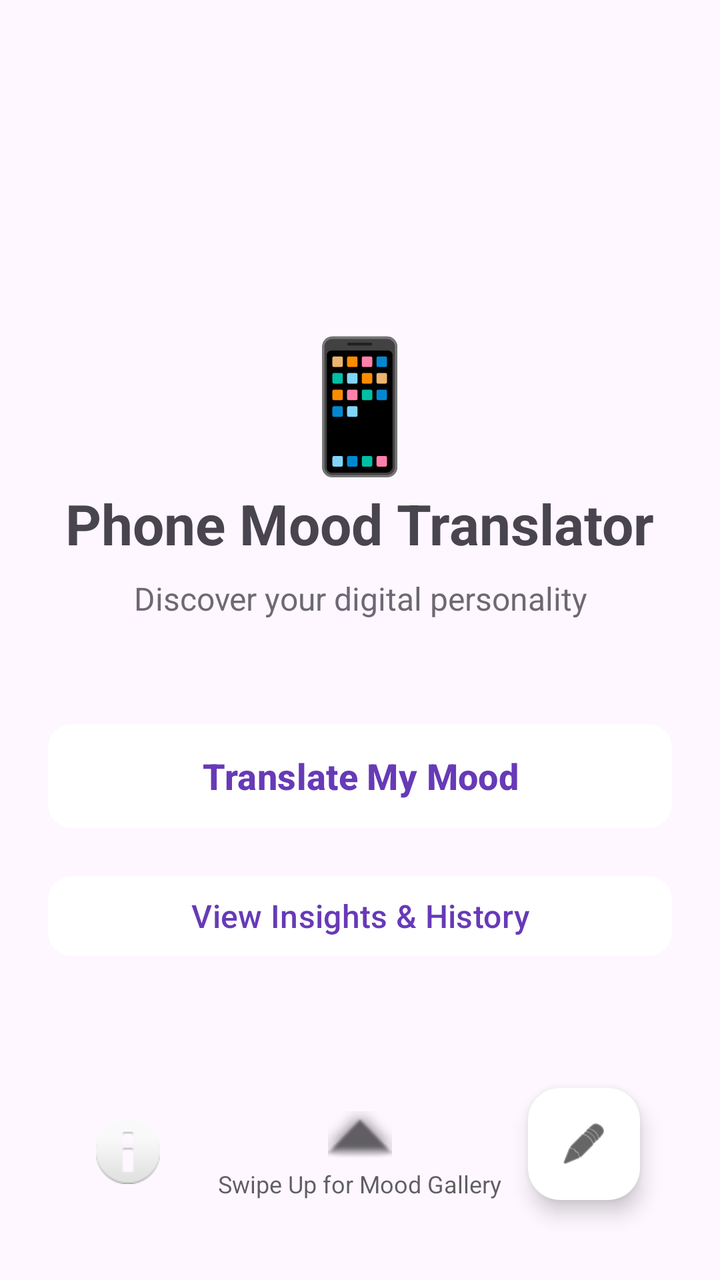
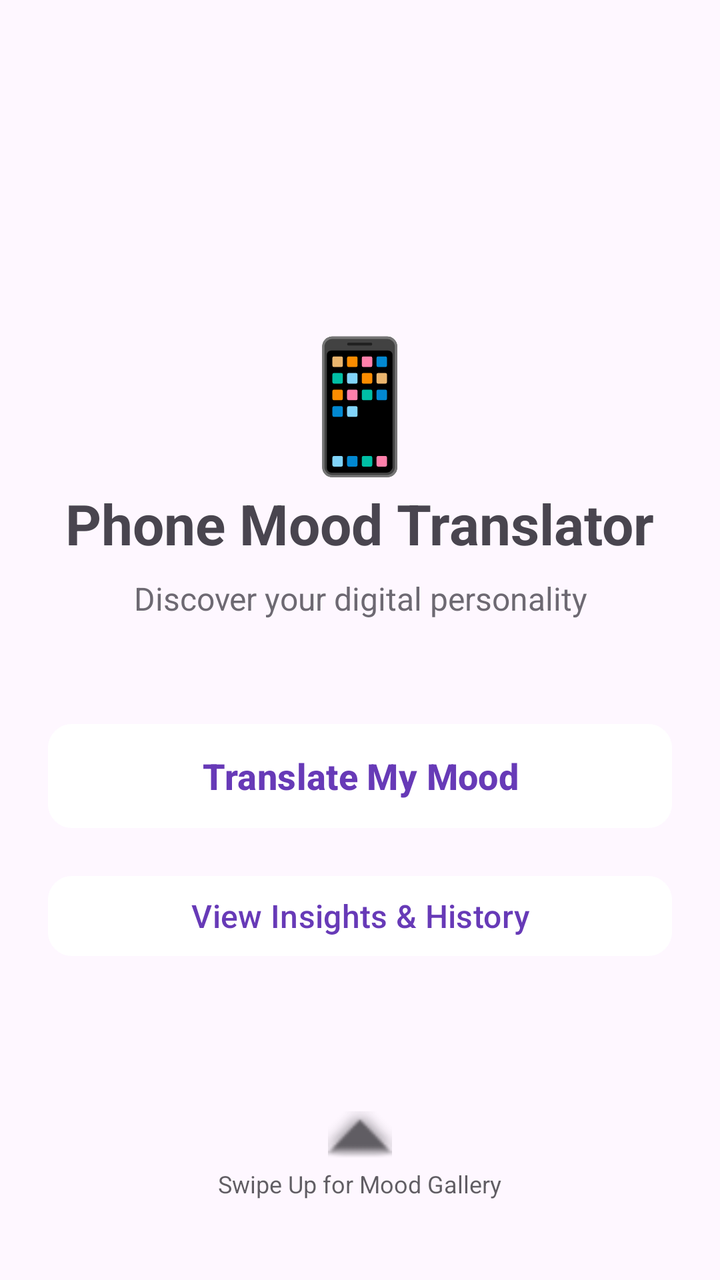

Two renders of the same Android screen: before a commit and after it. Below are the layout's source before the change and the commit's diff.
<!-- AndroidManifest.xml: application theme Theme.PhoneMoodTranslator -->
<!-- res/layout/activity_main.xml -->
<?xml version="1.0" encoding="utf-8"?>
<RelativeLayout xmlns:android="http://schemas.android.com/apk/res/android"
    xmlns:app="http://schemas.android.com/apk/res-auto"
    xmlns:tools="http://schemas.android.com/tools"
    android:id="@+id/mainRootLayout"
    android:layout_width="match_parent"
    android:layout_height="match_parent"
    android:padding="24dp"
    tools:context=".activities.MainActivity">

    <ImageButton
        android:id="@+id/btnMainInfo"
        android:layout_width="48dp"
        android:layout_height="48dp"
        android:layout_alignParentStart="true"
        android:layout_alignParentBottom="true"
        android:layout_marginStart="16dp"
        android:layout_marginBottom="16dp"
        android:background="?attr/selectableItemBackgroundBorderless"
        android:contentDescription="About App"
        android:elevation="10dp"
        android:src="@android:drawable/ic_dialog_info" />

    <LinearLayout
        android:layout_width="match_parent"
        android:layout_height="wrap_content"
        android:layout_centerInParent="true"
        android:orientation="vertical"
        android:gravity="center">

        <TextView
            android:id="@+id/tvEmoji"
            android:text="📱"
            android:textSize="64sp"
            android:layout_width="wrap_content"
            android:layout_height="wrap_content"/>

        <TextView
            android:id="@+id/tvTitle"
            android:layout_width="wrap_content"
            android:layout_height="wrap_content"
            android:text="Phone Mood Translator"
            android:textSize="28sp"
            android:textStyle="bold"
            android:gravity="center"
            android:layout_marginBottom="8dp" />

        <TextView
            android:id="@+id/tvSubtitle"
            android:layout_width="wrap_content"
            android:layout_height="wrap_content"
            android:text="Discover your digital personality"
            android:textSize="16sp"
            android:alpha="0.8"
            android:gravity="center"
            android:layout_marginBottom="48dp" />

        <Button
            android:id="@+id/btnStart"
            android:layout_width="match_parent"
            android:layout_height="60dp"
            android:text="Translate My Mood"
            android:textSize="18sp"
            android:textStyle="bold"
            android:textColor="#673AB7"
            android:backgroundTint="#FFFFFF"
            app:cornerRadius="12dp" />

        <Button
            android:id="@+id/btnHistory"
            android:layout_width="match_parent"
            android:layout_height="wrap_content"
            android:layout_marginTop="16dp"
            android:text="View Insights &amp; History"
            android:textSize="16sp"
            android:textColor="#673AB7"
            android:backgroundTint="#FFFFFF"
            app:cornerRadius="12dp" />

    </LinearLayout>

    <com.google.android.material.floatingactionbutton.FloatingActionButton
        android:id="@+id/fabColorPicker"
        android:layout_width="wrap_content"
        android:layout_height="wrap_content"
        android:layout_alignParentBottom="true"
        android:layout_alignParentEnd="true"
        android:layout_margin="16dp"
        android:src="@android:drawable/ic_menu_edit"
        android:backgroundTint="#FFFFFF"
        app:tint="#000000"
        android:contentDescription="Change Background Color" />

    <LinearLayout
        android:id="@+id/layoutSwipeHint"
        android:layout_width="wrap_content"
        android:layout_height="wrap_content"
        android:orientation="vertical"
        android:gravity="center"
        android:layout_alignParentBottom="true"
        android:layout_centerHorizontal="true"
        android:layout_marginBottom="16dp"
        android:alpha="0.7">

        <ImageView
            android:layout_width="32dp"
            android:layout_height="32dp"
            android:src="@android:drawable/arrow_up_float"
            app:tint="?android:attr/textColorPrimary" />

        <TextView
            android:id="@+id/tvSwipeHint"
            android:layout_width="wrap_content"
            android:layout_height="wrap_content"
            android:text="Swipe Up for Mood Gallery"
            android:textSize="12sp"
            android:textColor="?android:attr/textColorPrimary"/>
    </LinearLayout>



</RelativeLayout>
<!-- resources referenced by this layout -->
<resources>
  <style name="Theme.PhoneMoodTranslator" parent="Base.Theme.PhoneMoodTranslator" />
  <style name="Base.Theme.PhoneMoodTranslator" parent="Theme.Material3.DayNight.NoActionBar">
          
          
      </style>
</resources>

<!-- the commit's change to res/layout/activity_main.xml (unified diff, before → after) -->
@@ -7,19 +7,6 @@
     android:layout_height="match_parent"
     android:padding="24dp"
     tools:context=".activities.MainActivity">
-
-    <ImageButton
-        android:id="@+id/btnMainInfo"
-        android:layout_width="48dp"
-        android:layout_height="48dp"
-        android:layout_alignParentStart="true"
-        android:layout_alignParentBottom="true"
-        android:layout_marginStart="16dp"
-        android:layout_marginBottom="16dp"
-        android:background="?attr/selectableItemBackgroundBorderless"
-        android:contentDescription="About App"
-        android:elevation="10dp"
-        android:src="@android:drawable/ic_dialog_info" />
 
     <LinearLayout
         android:layout_width="match_parent"
@@ -78,19 +65,6 @@
             app:cornerRadius="12dp" />
 
     </LinearLayout>
-
-    <com.google.android.material.floatingactionbutton.FloatingActionButton
-        android:id="@+id/fabColorPicker"
-        android:layout_width="wrap_content"
-        android:layout_height="wrap_content"
-        android:layout_alignParentBottom="true"
-        android:layout_alignParentEnd="true"
-        android:layout_margin="16dp"
-        android:src="@android:drawable/ic_menu_edit"
-        android:backgroundTint="#FFFFFF"
-        app:tint="#000000"
-        android:contentDescription="Change Background Color" />
-
     <LinearLayout
         android:id="@+id/layoutSwipeHint"
         android:layout_width="wrap_content"
